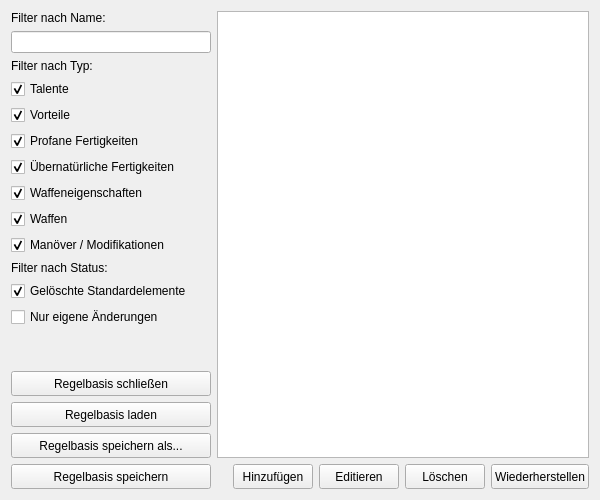
Old version of the form UI/DatenbankMain.ui in the repository Aeolitus/Sephrasto.
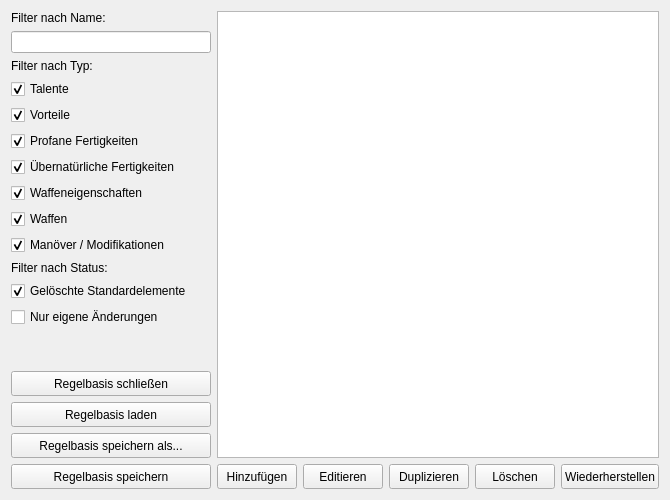
New version of the form.

Commit message: Database edit: Add duplicate button; Fix button state after list refresh

Diff of the .ui file:
```diff
--- a/UI/DatenbankMain.ui
+++ b/UI/DatenbankMain.ui
@@ -257,6 +257,19 @@
            </property>
           </widget>
          </item>
+         <item>
+          <widget class="QPushButton" name="buttonDuplizieren">
+           <property name="minimumSize">
+            <size>
+             <width>0</width>
+             <height>25</height>
+            </size>
+           </property>
+           <property name="text">
+            <string>Duplizieren</string>
+           </property>
+          </widget>
+         </item>
          <item>
           <widget class="QPushButton" name="buttonLoeschen">
            <property name="minimumSize">
```
The commit also changes 2 other files.
